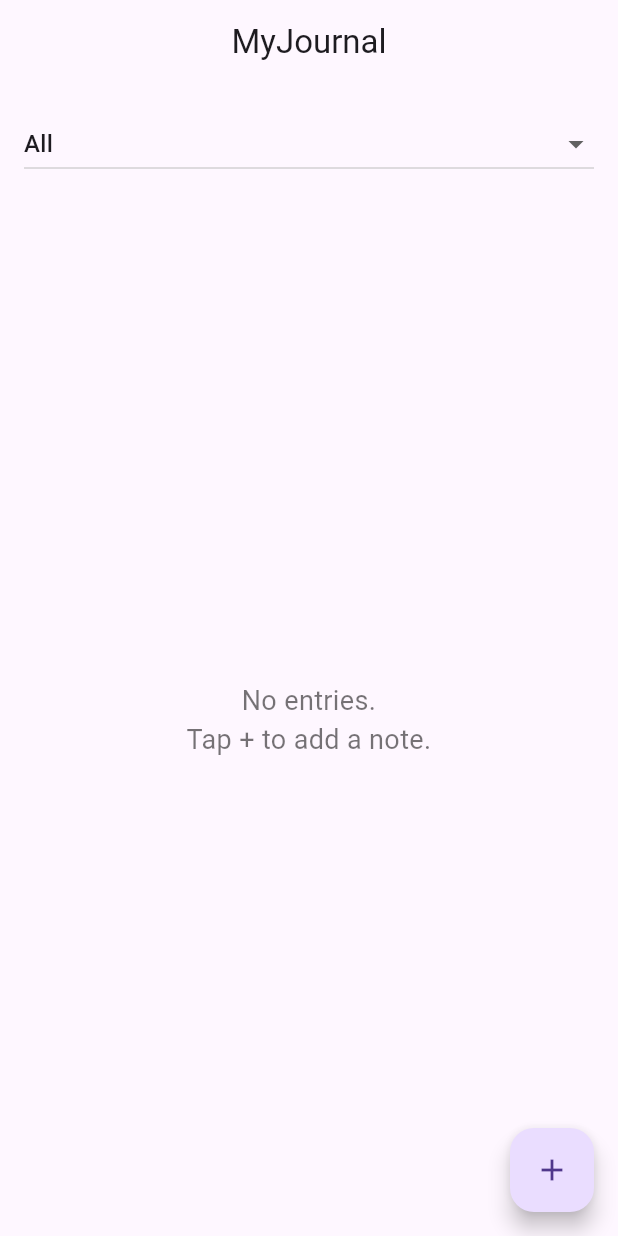
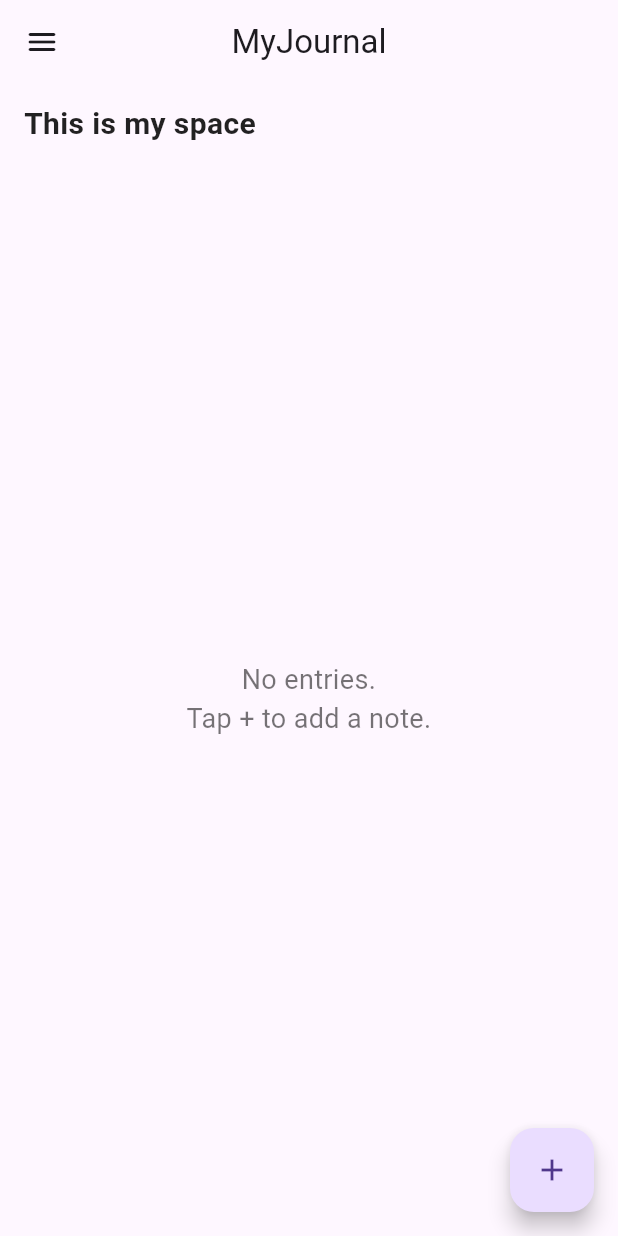
Before and after one commit to KALU56/flutter_practice, a Flutter app: the HomeScreen screen opened directly, on a phone screen of 412 x 824 dp. Run offline on Flutter 3.47's test engine with Material 3 defaults, Android fonts, the phone set to English and light mode, and no system bars.

Commit message:
Update HomeScreen UI: add hamburger menu, tag filter chips, improved layout

```diff
--- a/journal/lib/screens/home_screen.dart
+++ b/journal/lib/screens/home_screen.dart
@@ -12,11 +12,23 @@ class HomeScreen extends StatefulWidget {
 class _HomeScreenState extends State<HomeScreen> {
   final List<JournalEntry> _entries = [];
   String _selectedFilter = 'All';
+  bool _showTags = false; // controls showing/hiding the horizontal tags
 
   final List<String> _filterTags = [
     'All', 'Health', 'Spiritual', 'Education', 'Career',
-    'Vacation', 'Note', 'Thought'
+    'Vacation', 'Note', 'Thought',
   ];
+
+  final Map<String, IconData> _tagIcons = {
+    'All': Icons.grid_view,
+    'Health': Icons.favorite,
+    'Spiritual': Icons.self_improvement,
+    'Education': Icons.school,
+    'Career': Icons.work,
+    'Vacation': Icons.beach_access,
+    'Note': Icons.note,
+    'Thought': Icons.lightbulb,
+  };
 
   void _addEntry(JournalEntry entry) {
     setState(() {
@@ -44,24 +56,82 @@ class _HomeScreenState extends State<HomeScreen> {
       appBar: AppBar(
         title: const Text('MyJournal'),
         centerTitle: true,
+        leading: IconButton(
+          icon: const Icon(Icons.menu_rounded),
+          onPressed: () {
+            setState(() {
+              _showTags = !_showTags;
+            });
+          },
+          tooltip: _showTags ? 'Hide tags' : 'Show tags',
+        ),
       ),
       body: Column(
+        crossAxisAlignment: CrossAxisAlignment.start,
         children: [
-          Padding(
-            padding: const EdgeInsets.all(16),
-            child: DropdownButton<String>(
-              isExpanded: true,
-              value: _selectedFilter,
-              items: _filterTags.map((tag) {
-                return DropdownMenuItem(value: tag, child: Text(tag));
-              }).toList(),
-              onChanged: (value) {
+          // "This is my space" text
+          const Padding(
+            padding: EdgeInsets.symmetric(horizontal: 16, vertical: 12),
+            child: Text(
+              'This is my space',
+              style: TextStyle(
+                fontSize: 20,
+                fontWeight: FontWeight.w600,
+                color: Colors.black87,
+              ),
+            ),
+          ),
+
+          // Tag buttons horizontal scroll - toggle visible
+          if (_showTags)
+            SizedBox(
+              height: 52,
+              child: ListView.separated(
+                padding: const EdgeInsets.symmetric(horizontal: 16),
+                scrollDirection: Axis.horizontal,
+                itemCount: _filterTags.length,
+                separatorBuilder: (_, __) => const SizedBox(width: 12),
+                itemBuilder: (context, index) {
+                  final tag = _filterTags[index];
+                  final isSelected = tag == _selectedFilter;
+
+                  return ChoiceChip(
+                    labelPadding: const EdgeInsets.symmetric(horizontal: 12),
+                    label: Row(
+                      mainAxisSize: MainAxisSize.min,
+                      children: [
+                        Icon(
+                          _tagIcons[tag],
+                          size: 20,
+                          color: isSelected ? Colors.white : Colors.blue,
+                        ),
+                        const SizedBox(width: 6),
+                        Text(tag,
+                            style: TextStyle(
+                              color: isSelected ? Colors.white : Colors.blue,
+                              fontWeight: FontWeight.w600,
+                            )),
+                      ],
+                    ),
+                    selected: isSelected,
+                    selectedColor: Colors.blue,
+                    backgroundColor: Colors.blue.shade50,
+                    onSelected: (selected) {
+                      if (selected) {
                         setState(() {
-                  _selectedFilter = value!;
+                          _selectedFilter = tag;
                         });
+                      }
+                    },
+                  );
                 },
               ),
             ),
+
+          // Spacer between tags and entries
+          if (_showTags) const SizedBox(height: 12),
+
+          // Entries list (expanded to fill remaining space)
           Expanded(
             child: filteredEntries.isEmpty
                 ? const Center(
@@ -72,13 +142,15 @@ class _HomeScreenState extends State<HomeScreen> {
                     ),
                   )
                 : ListView.separated(
-                    padding: const EdgeInsets.all(16),
+                    padding: const EdgeInsets.symmetric(horizontal: 16, vertical: 8),
                     itemCount: filteredEntries.length,
                     separatorBuilder: (_, __) => const SizedBox(height: 16),
                     itemBuilder: (context, index) {
                       final entry = filteredEntries[index];
                       return Card(
                         elevation: 2,
+                        shape: RoundedRectangleBorder(
+                            borderRadius: BorderRadius.circular(12)),
                         child: Padding(
                           padding: const EdgeInsets.all(16),
                           child: Column(
@@ -92,11 +164,17 @@ class _HomeScreenState extends State<HomeScreen> {
                                 ),
                               ),
                               const SizedBox(height: 8),
-                              Text(entry.description, style: const TextStyle(fontSize: 16)),
+                              Text(entry.description,
+                                  style: const TextStyle(fontSize: 16)),
                               const SizedBox(height: 8),
                               Row(
                                 mainAxisAlignment: MainAxisAlignment.spaceBetween,
                                 children: [
+                                  Row(
+                                    children: [
+                                      Icon(_tagIcons[entry.tag],
+                                          size: 16, color: Colors.blueAccent),
+                                      const SizedBox(width: 4),
                                       Text(
                                         '#${entry.tag}',
                                         style: const TextStyle(
@@ -105,9 +183,14 @@ class _HomeScreenState extends State<HomeScreen> {
                                           fontStyle: FontStyle.italic,
                                         ),
                                       ),
+                                    ],
+                                  ),
                                   Text(
                                     _formatTimestamp(entry.timestamp),
-                                    style: TextStyle(fontSize: 12, color: Colors.grey[600]),
+                                    style: TextStyle(
+                                      fontSize: 12,
+                                      color: Colors.grey[600],
+                                    ),
                                   ),
                                 ],
                               ),
```
Lines whose indentation alone changed are shown as unchanged.
